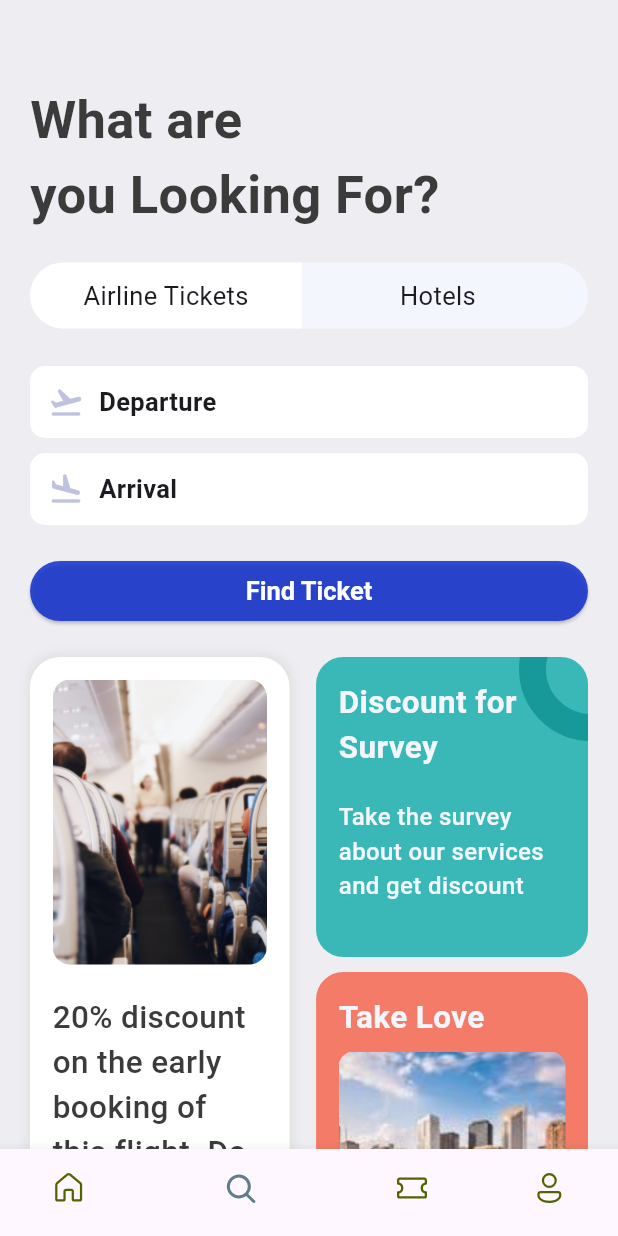
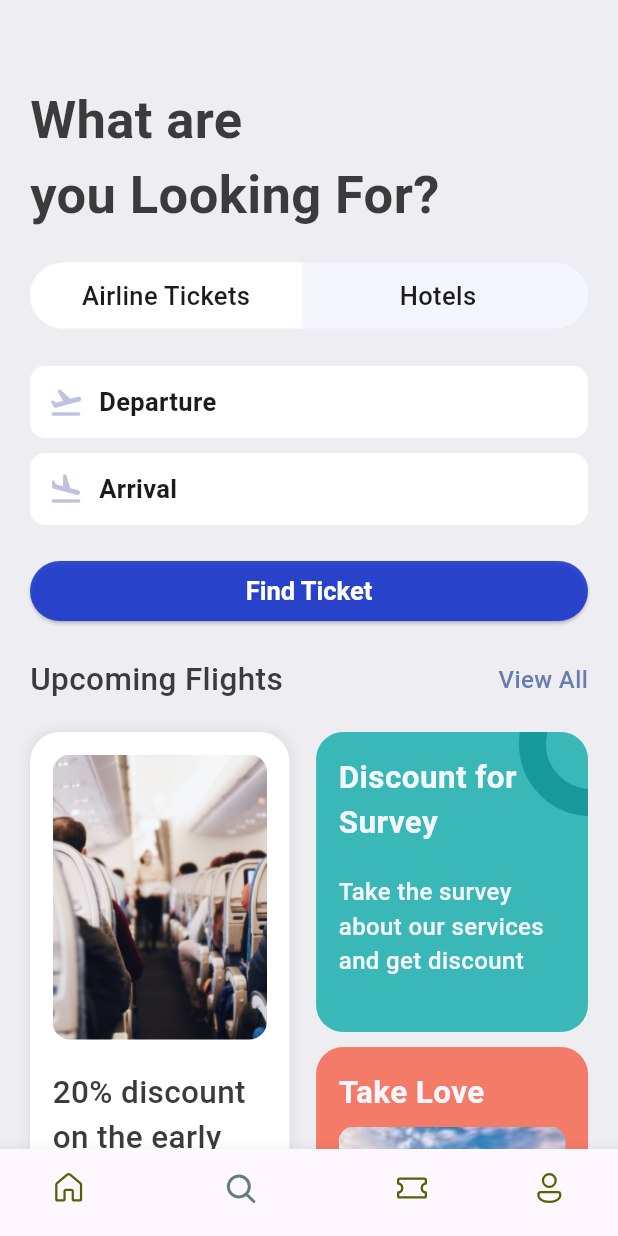
Before and after one commit to chandan3095/ticket_app, a Flutter app: the screen it shows after launch, item 2 of the bottom bar chosen, on a phone screen of 412 x 824 dp. Run offline on Flutter 3.47's test engine with Material 3 defaults, Android fonts, the phone set to English and light mode, and no system bars; our stand-ins replace fluentui_icons.

Commit message:
layout changes

```diff
--- a/lib/base/shared/styles/app_styles.dart
+++ b/lib/base/shared/styles/app_styles.dart
@@ -10,6 +10,9 @@ class AppStyles {
   static Color ticketOrange = Color(0xFFF37B67);
   static Color kakiColor = Color(0xFFd2bdb6);
   static Color planeColor = Color(0xFFbfc2df);
+  static Color planeSecondColor = Color(0xFFBACCF7);
+  static Color ticketColor = Color(0xFFFFFFFF);
+  static Color dotBlueColor = Color.fromARGB(255, 120, 194, 243);
 
   static TextStyle textStyle =
       TextStyle(fontSize: 16, fontWeight: FontWeight.w500, color: textColor);
--- a/lib/base/shared/widget/app_column_layout_builder.dart
+++ b/lib/base/shared/widget/app_column_layout_builder.dart
@@ -6,11 +6,13 @@ class AppColumnLayoutBuilder extends StatelessWidget {
   final String text600;
   final String text500;
   final CrossAxisAlignment textAlign;
+  final bool? isColor;
   const AppColumnLayoutBuilder(
       {super.key,
       required this.text500,
       required this.text600,
-      this.textAlign = CrossAxisAlignment.start});
+      this.textAlign = CrossAxisAlignment.start,
+      this.isColor});
 
   @override
   Widget build(BuildContext context) {
@@ -19,12 +21,14 @@ class AppColumnLayoutBuilder extends StatelessWidget {
       children: [
         TextStyleMd(
           text: text600,
+          isColor: isColor,
         ),
         SizedBox(
           height: 5,
         ),
         TextStyleSm(
           text: text500,
+          isColor: isColor,
         ),
       ],
     );
--- a/lib/base/shared/widget/big_dot.dart
+++ b/lib/base/shared/widget/big_dot.dart
@@ -2,7 +2,8 @@ import 'package:flutter/material.dart';
 import 'package:ticket_app/base/shared/styles/app_styles.dart';
 
 class BigDot extends StatelessWidget {
-  const BigDot({super.key});
+  final bool? isColor;
+  const BigDot({super.key, this.isColor});
 
   @override
   Widget build(BuildContext context) {
@@ -12,7 +13,8 @@ class BigDot extends StatelessWidget {
           borderRadius: BorderRadius.circular(24),
           border: Border.all(
             width: 2.5,
-            color: AppStyles.whiteColor,
+            color:
+                isColor == null ? AppStyles.whiteColor : AppStyles.dotBlueColor,
           )),
     );
   }
--- a/lib/base/shared/widget/bottom_nav_bar.dart
+++ b/lib/base/shared/widget/bottom_nav_bar.dart
@@ -3,6 +3,7 @@ import 'package:flutter/material.dart';
 import 'package:ticket_app/base/shared/styles/app_styles.dart';
 import 'package:ticket_app/screen/home.dart';
 import 'package:ticket_app/screen/search/search.dart';
+import 'package:ticket_app/screen/ticketDetails/ticket_details.dart';
 
 class BottomNavigation extends StatefulWidget {
   const BottomNavigation({super.key});
@@ -15,7 +16,7 @@ class _BottomNavigationState extends State<BottomNavigation> {
   final navList = [
     const HomePage(),
     const SearchPage(),
-    const Text('Tickets'),
+    const TicketDetailsPage(),
     const Text('Profile'),
   ];
 
--- a/lib/screen/search/search.dart
+++ b/lib/screen/search/search.dart
@@ -1,6 +1,7 @@
 import 'package:flutter/material.dart';
 import 'package:ticket_app/base/shared/media.dart';
 import 'package:ticket_app/base/shared/styles/app_styles.dart';
+import 'package:ticket_app/base/shared/widget/section_title.dart';
 import 'package:ticket_app/screen/search/widget/app_text_input.dart';
 import 'package:ticket_app/screen/search/widget/find_ticket.dart';
 import 'package:ticket_app/screen/search/widget/nav_tab_widget.dart';
@@ -26,7 +27,10 @@ class SearchPage extends StatelessWidget {
           SizedBox(
             height: 20,
           ),
-          NavTabWidget(),
+          NavTabWidget(
+            firstTab: 'Airline Tickets',
+            secondTab: 'Hotels',
+          ),
           SizedBox(
             height: 25,
           ),
@@ -43,6 +47,14 @@ class SearchPage extends StatelessWidget {
           ),
           FindTicket(
             buttonText: 'Find Ticket',
+          ),
+          SizedBox(
+            height: 20,
+          ),
+          SectionTitle(
+            title: 'Upcoming Flights',
+            buttonText: 'View All',
+            func: () => Navigator.pushNamed(context, '/all_tickets'),
           ),
           SizedBox(
             height: 20,
--- a/lib/screen/search/widget/nav_tab_widget.dart
+++ b/lib/screen/search/widget/nav_tab_widget.dart
@@ -2,7 +2,10 @@ import 'package:flutter/material.dart';
 import 'package:ticket_app/base/shared/styles/app_styles.dart';
 
 class NavTabWidget extends StatelessWidget {
-  const NavTabWidget({super.key});
+  final String firstTab;
+  final String secondTab;
+  const NavTabWidget(
+      {super.key, required this.firstTab, required this.secondTab});
 
   @override
   Widget build(BuildContext context) {
@@ -14,11 +17,11 @@ class NavTabWidget extends StatelessWidget {
       child: Row(
         children: [
           AppTab(
-            tabText: 'Airline Tickets',
+            tabText: firstTab,
           ),
           AppTab(
+            tabText: secondTab,
             isActive: true,
-            tabText: 'Hotels',
             tabBorder: true,
           ),
         ],
@@ -51,7 +54,7 @@ class AppTab extends StatelessWidget {
       child: Center(
           child: Text(
         tabText,
-        style: AppStyles.headLine3.copyWith(fontWeight: FontWeight.w400),
+        style: AppStyles.headLine3.copyWith(fontWeight: FontWeight.w500),
       )),
     );
   }
```
Also changed, not shown: lib/base/shared/widget/app_layout_builder_widget.dart (+6 -2 lines), lib/base/shared/widget/text_style_md.dart (+8 -2 lines), lib/base/shared/widget/text_style_sm.dart (+10 -4 lines), lib/base/shared/widget/ticket_view.dart (+39 -10 lines), lib/screen/ticketDetails/ticket_details.dart (added, +45 -0 lines).
